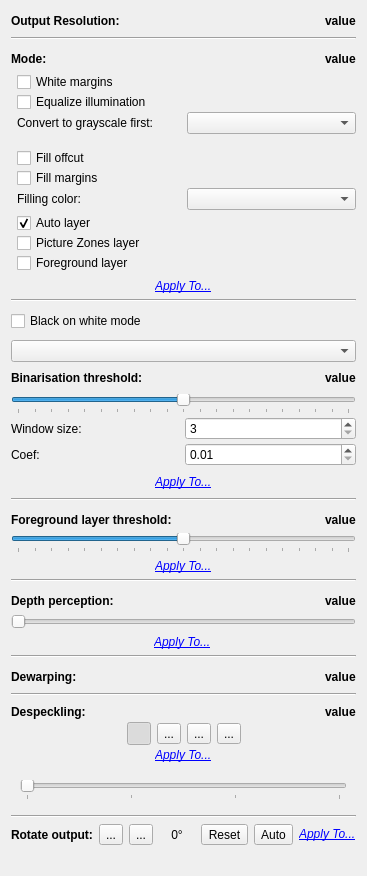
Above: src/core/filters/output/ui/OutputOptionsWidget.ui from andriusval/scantailor-universal before the change. Below: the same form after it.
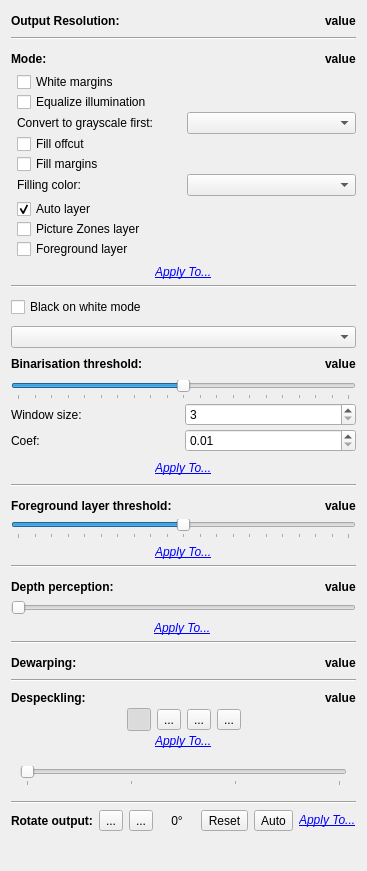
That is the form after the change. Icons and pictures are not drawn.

Commit message:
Keep the options of each output color mode
A change to Color or Mixed mode set all color options to the defaults,
and the GUI also reset the layers. Now the color parameters keep the
options of Color and Mixed mode apart, and a mode change restores the
last options of that mode. The project stores the options of the other
mode in the optional element other-color-or-grayscale.

The output panel no longer shows the Auto result of the grayscale
conversion.

The edit to the form file:
```diff
--- a/src/core/filters/output/ui/OutputOptionsWidget.ui
+++ b/src/core/filters/output/ui/OutputOptionsWidget.ui
@@ -193,13 +193,6 @@
            </item>
           </layout>
          </item>
-         <item>
-          <widget class="QLabel" name="grayscaleFirstAutoLabel">
-           <property name="text">
-            <string notr="true"/>
-           </property>
-          </widget>
-         </item>
          <item>
           <widget class="QCheckBox" name="fillOffcutCB">
            <property name="text">
```
The commit also changes 5 other files.
